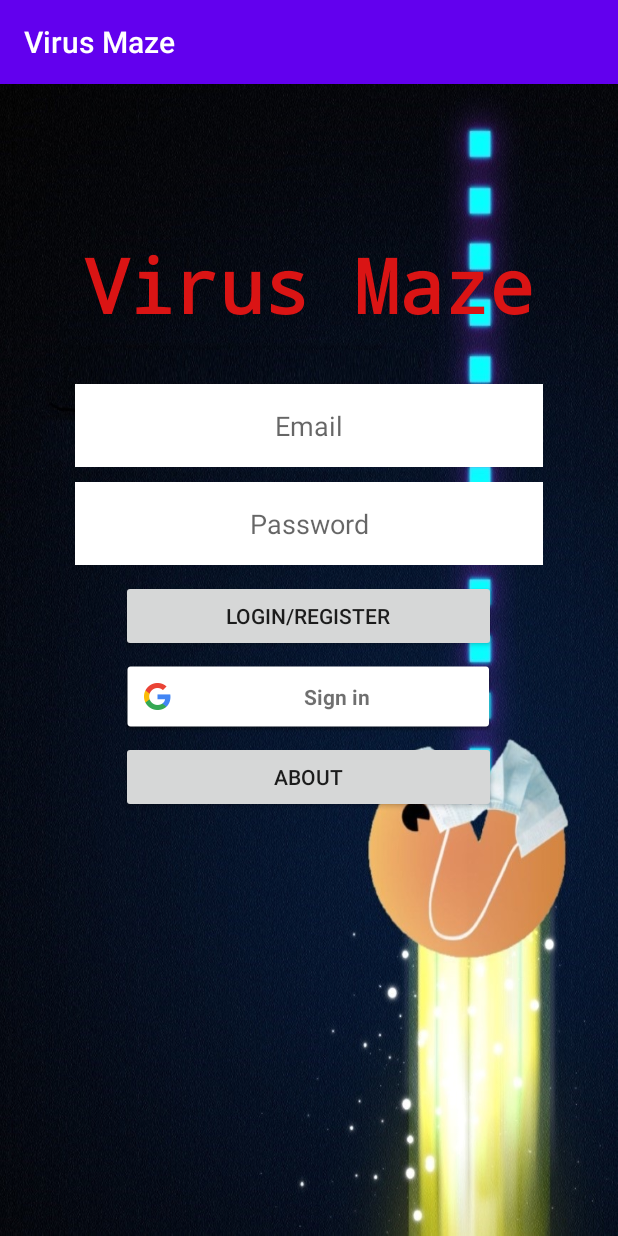
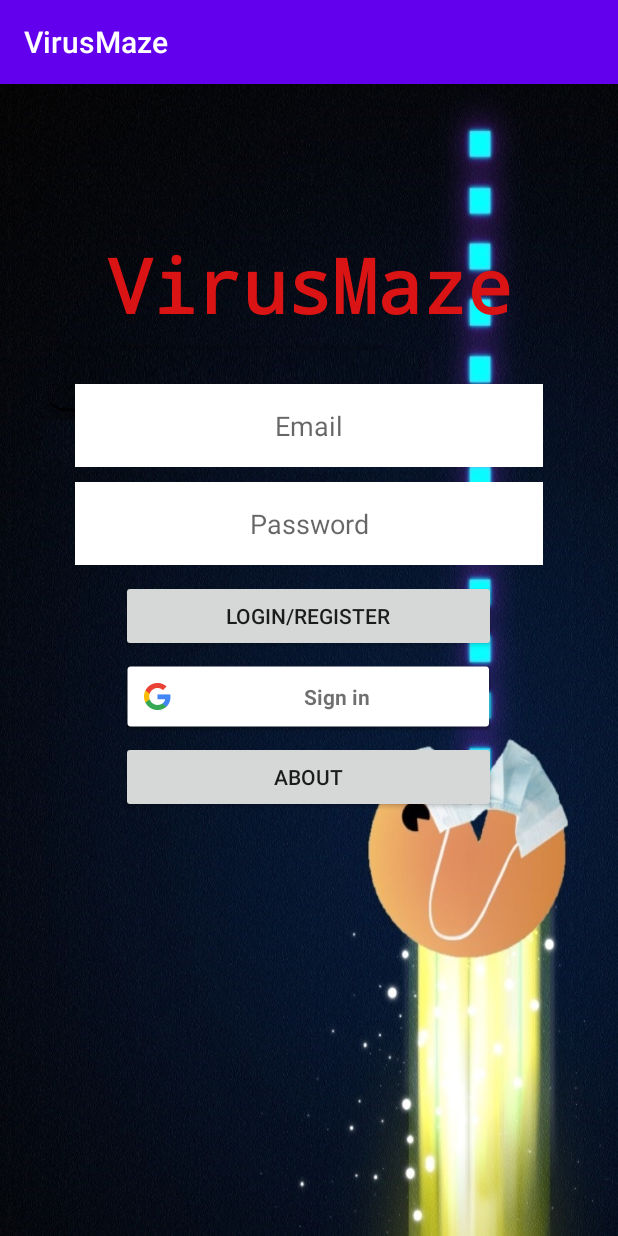
Before and after one commit to FabulousToupee/VirusMaze, an Android app: the screen it shows after launch (MainActivity), on a phone screen of 412 x 824 dp. Run offline under Robolectric (Android 15) with nearby library versions, the phone set to English and light mode, and no system bars; our stand-ins replace Firebase (no records; nobody signed in at launch, a user with empty details on screens opened directly).

Commit message:
App name correction

```diff
--- a/app/src/main/res/values/strings.xml
+++ b/app/src/main/res/values/strings.xml
@@ -1,5 +1,5 @@
 <resources>
-    <string name="app_name" translatable="false">Virus Maze</string>
+    <string name="app_name" translatable="false">VirusMaze</string>
     <string name="play">Play</string>
     <string name="scores">Scores</string>
     <string name="menu" translatable="false">Menu</string>
```
